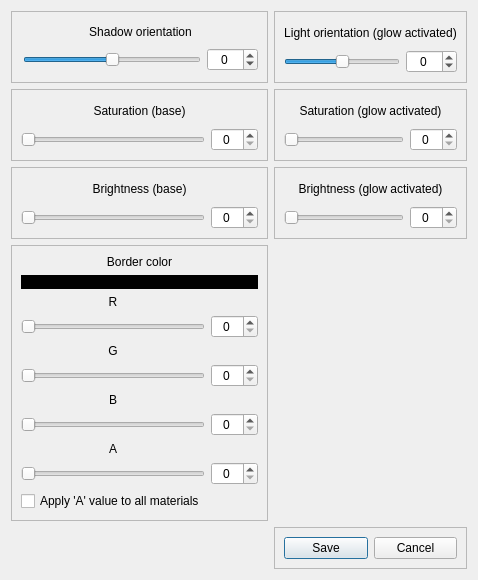
Above: lib/design/material_children/material_children.ui from adsl14/Raging-tools before the change. Below: the same form after it.
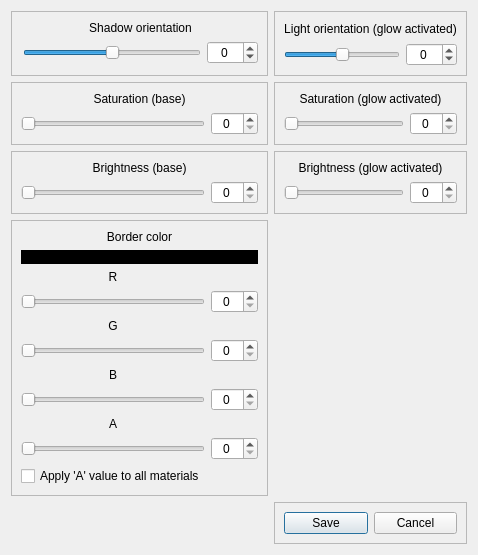
That is the form after the change.

Commit message: Changed size of material children window

What changed in the file:
```diff
--- a/lib/design/material_children/material_children.ui
+++ b/lib/design/material_children/material_children.ui
@@ -7,7 +7,7 @@
     <x>0</x>
     <y>0</y>
     <width>437</width>
-    <height>580</height>
+    <height>533</height>
    </rect>
   </property>
   <property name="sizePolicy">
```
The commit also changes 2 other files.
